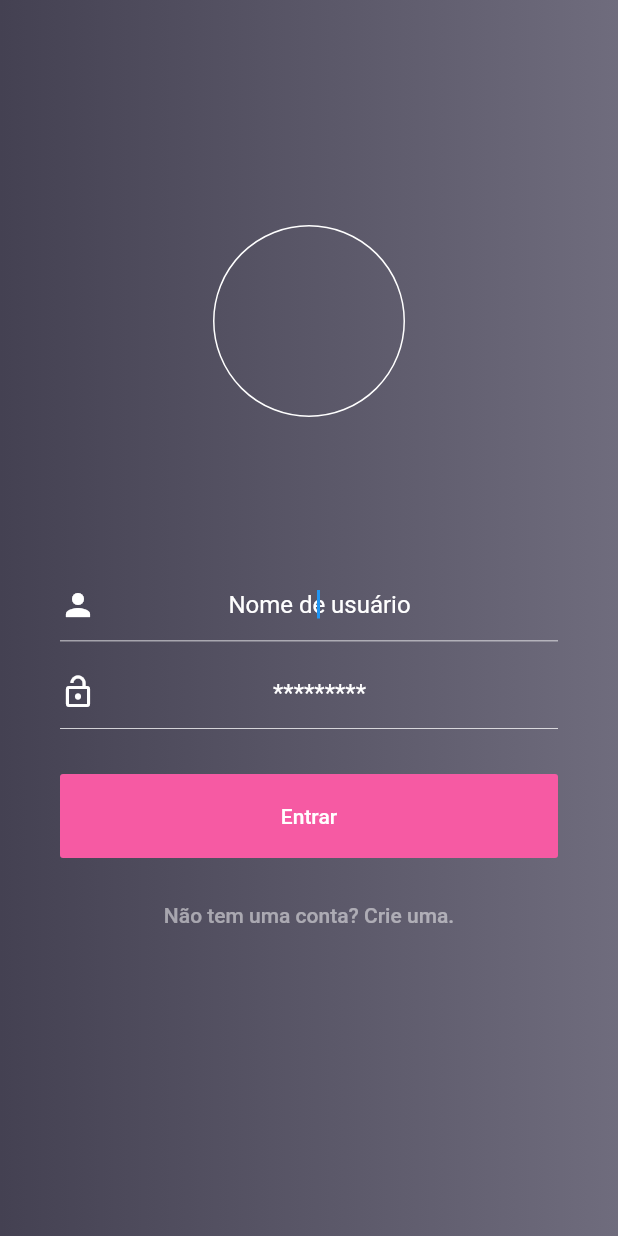
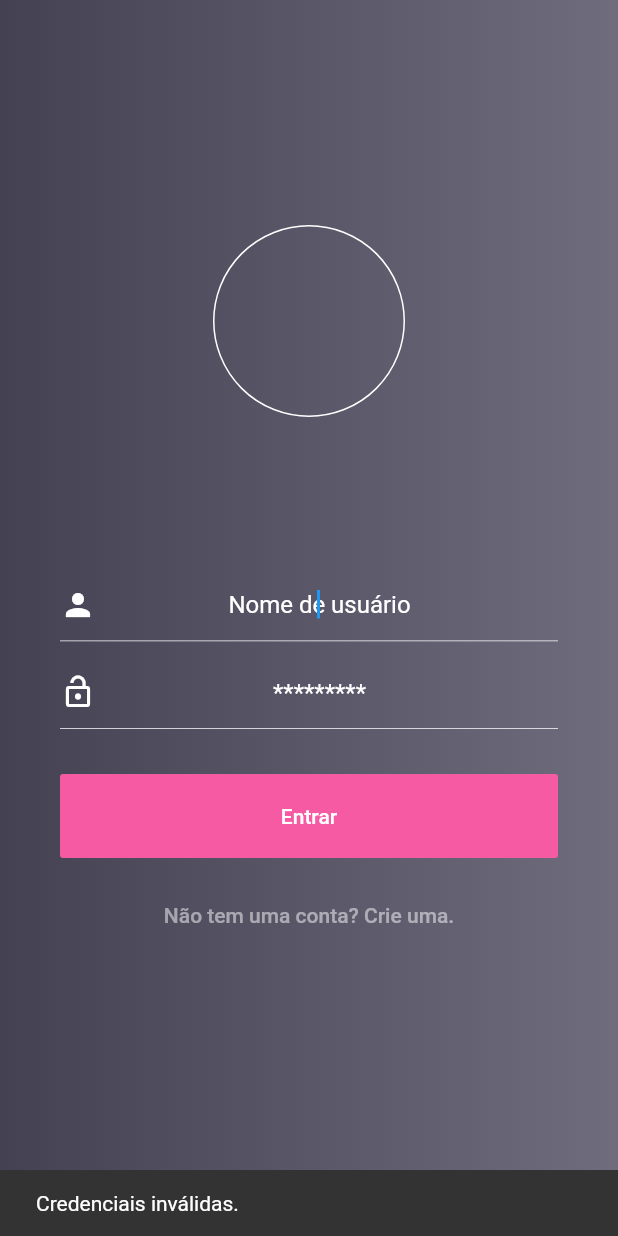
Before and after one commit to Guilospanck/workapp, a Flutter app: the screen it shows after launch, after a tap on "Entrar", on a phone screen of 412 x 824 dp. Run offline on Flutter 3.47's test engine with Material 2 defaults, Android fonts, the phone set to English and light mode, and no system bars; our stand-ins replace flutter_datetime_picker, sqflite; accounts and stored records are empty.

Commit message:
login screen raising snackbar for credential error

```diff
--- a/lib/login_screen2.dart
+++ b/lib/login_screen2.dart
@@ -2,17 +2,26 @@ import 'package:flutter/material.dart';
 import 'package:sqflite/sqflite.dart';
 import './database_helper.dart';
 
-class LoginScreen2 extends StatelessWidget {
-  final Color backgroundColor1;
-  final Color backgroundColor2;
-  final Color highlightColor;
-  final Color foregroundColor;
+class LoginForm extends StatefulWidget {
+  LoginForm({Key key, this.title}) : super(key: key);
+  final String title;
+
+  @override
+  _LoginFormState createState() => _LoginFormState();
+}
+
+class _LoginFormState extends State<LoginForm> {
+  final Color backgroundColor1 = Color(0xFF444152);
+  final Color backgroundColor2 = Color(0xFF6f6c7d);
+  final Color highlightColor = Color(0xfff65aa3);
+  final Color foregroundColor = Colors.white;
   final AssetImage logo = AssetImage('img/full-bloom.png');
-  final BuildContext context;
 
   final _name = TextEditingController();
   final _pass = TextEditingController();
   final _textToLogo = TextEditingController();
+
+  bool showSnackBar = true;
 
   void setTextToLogo(value) {
     if (value.length != 0)
@@ -40,10 +49,16 @@ class LoginScreen2 extends StatelessWidget {
 
   void validateUserCredentialsResponse(var response) {
     if (response.length != 0) {
+      setState(() {
+        showSnackBar = false;
+      });
       Navigator.of(context)
           .pushNamed('/welcome', arguments: {'name': _name.text});
     } else {
       print("Not allowed.");
+      setState(() {
+        showSnackBar = true;
+      });
     }
   }
 
@@ -55,17 +70,10 @@ class LoginScreen2 extends StatelessWidget {
     Navigator.of(context).pushNamed('/register');
   }
 
-  LoginScreen2(
-      {Key k,
-      this.backgroundColor1,
-      this.backgroundColor2,
-      this.highlightColor,
-      this.foregroundColor,
-      this.context});
-
   @override
   Widget build(BuildContext context) {
-    return Container(
+    return Scaffold(
+      body: Container(
         decoration: new BoxDecoration(
           gradient: new LinearGradient(
             begin: Alignment.centerLeft,
@@ -95,7 +103,8 @@ class LoginScreen2 extends StatelessWidget {
                         radius: 100.0,
                         child: new TextFormField(
                           controller: _textToLogo,
-                        decoration: new InputDecoration.collapsed(hintText: ''),
+                          decoration:
+                              new InputDecoration.collapsed(hintText: ''),
                           textAlign: TextAlign.center,
                           style: TextStyle(
                               fontSize: 50.0,
@@ -221,7 +230,15 @@ class LoginScreen2 extends StatelessWidget {
                       padding: const EdgeInsets.symmetric(
                           vertical: 20.0, horizontal: 20.0),
                       color: this.highlightColor,
-                    onPressed: () => logIntoApp(),
+                      onPressed: () {
+                        if (showSnackBar) {
+                          Scaffold.of(context).showSnackBar(SnackBar(
+                            content: Text('Credenciais inválidas.'),
+                            duration: Duration(seconds: 2),
+                          ));
+                        }
+                        logIntoApp();
+                      },
                       child: Text(
                         "Entrar",
                         style: TextStyle(color: this.foregroundColor),
@@ -281,6 +298,7 @@ class LoginScreen2 extends StatelessWidget {
             ),
           ],
         ),
+      ),
     );
   }
 }
--- a/lib/main.dart
+++ b/lib/main.dart
@@ -41,28 +41,6 @@ class LoginScreen extends StatelessWidget {
           title: title,
         ),
       ),
-    );
-  }
-}
-
-class LoginForm extends StatefulWidget {
-  LoginForm({Key key, this.title}) : super(key: key);
-  final String title;
-
-  @override
-  _LoginFormState createState() => _LoginFormState();
-}
-
-class _LoginFormState extends State<LoginForm> {
-  @override
-  Widget build(BuildContext context) {
-    return Container(
-      child: LoginScreen2(
-          backgroundColor1: Color(0xFF444152),
-          backgroundColor2: Color(0xFF6f6c7d),
-          highlightColor: Color(0xfff65aa3),
-          foregroundColor: Colors.white,
-          context: context),
     );
   }
 }
--- a/lib/welcome_screen.dart
+++ b/lib/welcome_screen.dart
@@ -104,6 +104,8 @@ class _WelcomeFormState extends State<WelcomeForm> {
       var today = DateTime.now();
       var dayHeWantsToKnow = whatDayHeWants;
       var isHeWorkingToday = _selectedOption;
+
+      if (isHeWorkingToday == null) isHeWorkingToday = "Sim";
 
       var whatTeamIsHe = _verifyWhichTeamIsHe(today, isHeWorkingToday);
 
@@ -389,9 +391,12 @@ class _WelcomeFormState extends State<WelcomeForm> {
                             vertical: 20.0, horizontal: 20.0),
                         color: this.highlightColor,
                         onPressed: () {
-                          if (showSnackbar)
+                          if (showSnackbar || _dateEditing.text.length == 0) {
                             Scaffold.of(context).showSnackBar(SnackBar(
-                                content: Text('Preencha todos os campos.')));
+                              content: Text('Preencha todos os campos.'),
+                              duration: Duration(seconds: 2),
+                            ));
+                          }
                           _verifyIfHeIsGoingToWork();
                         },
                         child: Text(
```
Lines whose indentation alone changed are shown as unchanged.
